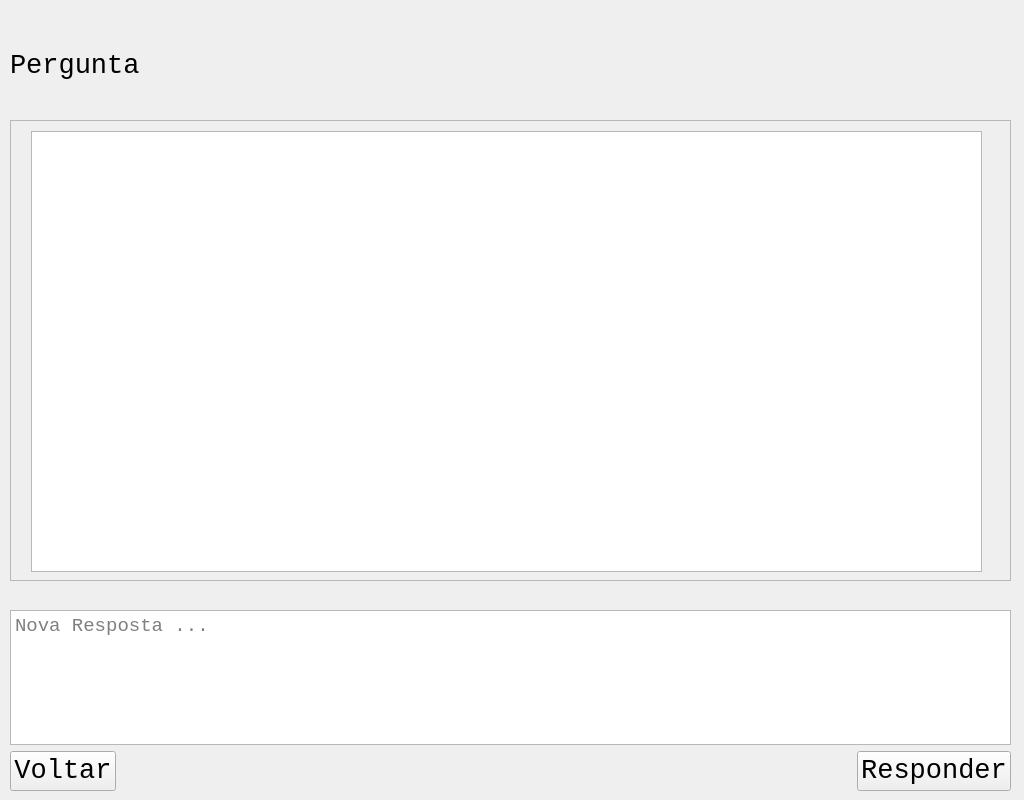
AnandaAlbrecht/help-system, file Telas/answers.ui: the form before one commit.
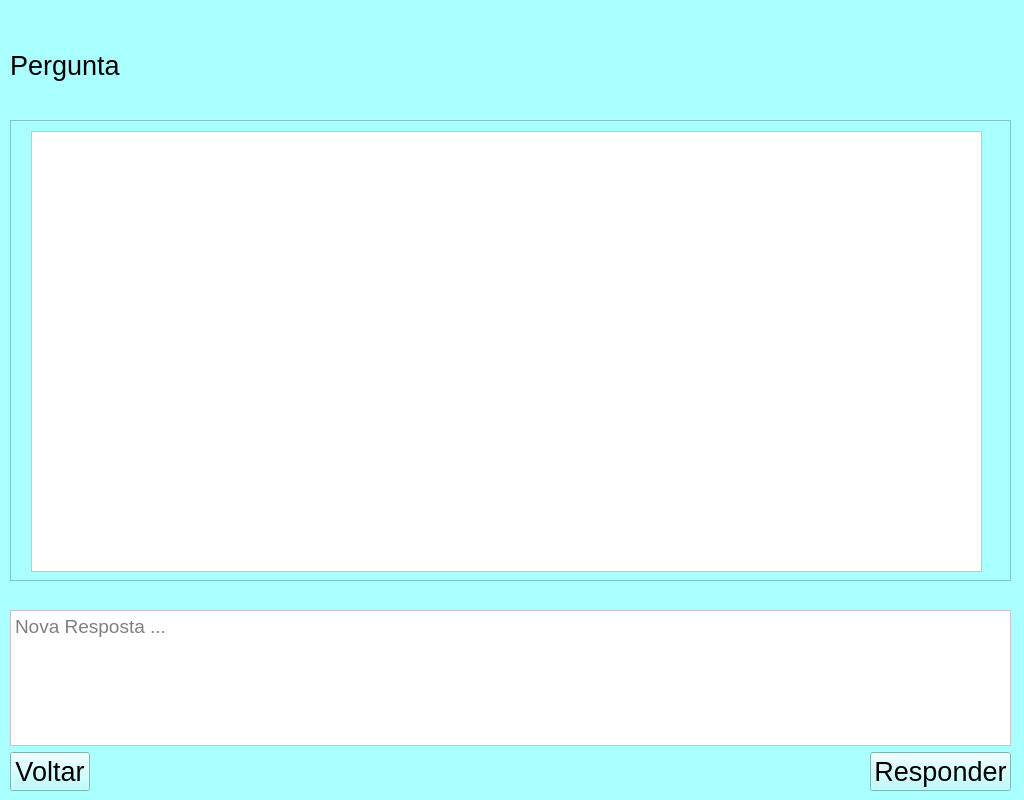
The form after the commit.

Commit message: Modificação visual telas

```diff
--- a/Telas/answers.ui
+++ b/Telas/answers.ui
@@ -19,6 +19,9 @@
   <property name="windowTitle">
    <string>Help System</string>
   </property>
+  <property name="styleSheet">
+   <string notr="true">background-color: rgb(170, 255, 255);</string>
+  </property>
   <widget class="QWidget" name="centralwidget">
    <widget class="QWidget" name="verticalLayoutWidget">
     <property name="geometry">
@@ -37,6 +40,9 @@
          <pointsize>20</pointsize>
         </font>
        </property>
+       <property name="styleSheet">
+        <string notr="true">background-color: rgb(170, 255, 255);</string>
+       </property>
        <property name="text">
         <string>Pergunta</string>
        </property>
@@ -61,6 +67,10 @@
          <pointsize>14</pointsize>
         </font>
        </property>
+       <property name="styleSheet">
+        <string notr="true">background-color: rgb(255, 255, 255);
+            background-color: rgb(255, 255, 255);</string>
+       </property>
        <property name="placeholderText">
         <string>Nova Resposta ...</string>
        </property>
@@ -145,6 +155,9 @@
         <pointsize>14</pointsize>
        </font>
       </property>
+      <property name="styleSheet">
+       <string notr="true">background-color: rgb(255, 255, 255);</string>
+      </property>
      </widget>
     </widget>
    </widget>
```
The commit also changes 4 other files.
